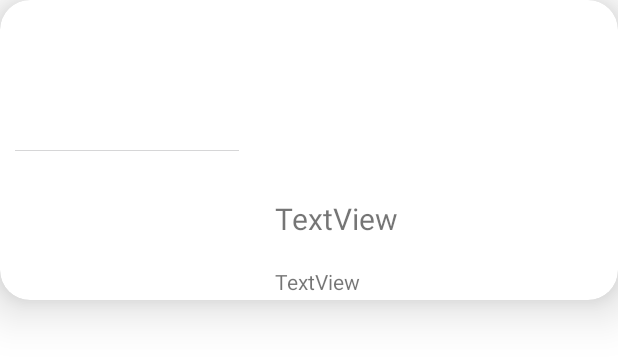
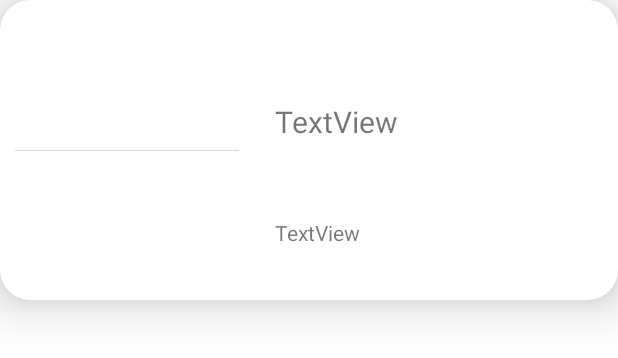
Before and after one commit to YousraMamdouh/FoodCourt, an Android app: the layout store_item.xml on its own in the app's theme, with its tools: preview values and no code run, on a phone screen of 412 x 824 dp. Shown: the top 358 px of the screen. Run offline under Robolectric (Android 15) with nearby library versions, the phone set to English and light mode, and no system bars; network calls fail.

```diff
--- a/app/src/main/res/layout/store_item.xml
+++ b/app/src/main/res/layout/store_item.xml
@@ -35,9 +35,11 @@
             android:layout_marginEnd="24dp"
             android:text="TextView"
             android:textSize="20sp"
+            app:layout_constraintBottom_toTopOf="@+id/StoreDescription"
             app:layout_constraintEnd_toEndOf="parent"
+            app:layout_constraintHorizontal_bias="0.5"
             app:layout_constraintStart_toEndOf="@+id/storeImage"
-            app:layout_constraintTop_toTopOf="@+id/storeImage" />
+            app:layout_constraintTop_toTopOf="parent" />
 
         <TextView
             android:id="@+id/StoreDescription"
@@ -49,6 +51,7 @@
             android:text="TextView"
             app:layout_constraintBottom_toBottomOf="parent"
             app:layout_constraintEnd_toEndOf="parent"
+            app:layout_constraintHorizontal_bias="0.5"
             app:layout_constraintStart_toEndOf="@+id/storeImage"
             app:layout_constraintTop_toBottomOf="@+id/StoreName" />
 
--- a/app/src/main/res/values/themes.xml
+++ b/app/src/main/res/values/themes.xml
@@ -1,6 +1,10 @@
 <resources xmlns:tools="http://schemas.android.com/tools">
     <!-- Base application theme. -->
-    <style name="Theme.FoodCourt" parent="Theme.MaterialComponents.DayNight.DarkActionBar">
+    <style name="Theme.FoodCourt" parent="Theme.MaterialComponents.DayNight.DarkActionBar"
+
+        >
+        <item name="android:windowIsTranslucent">true</item>
+
         <!-- Primary brand color. -->
         <item name="colorPrimary">@color/purple_500</item>
         <item name="colorPrimaryVariant">@color/purple_700</item>
```
